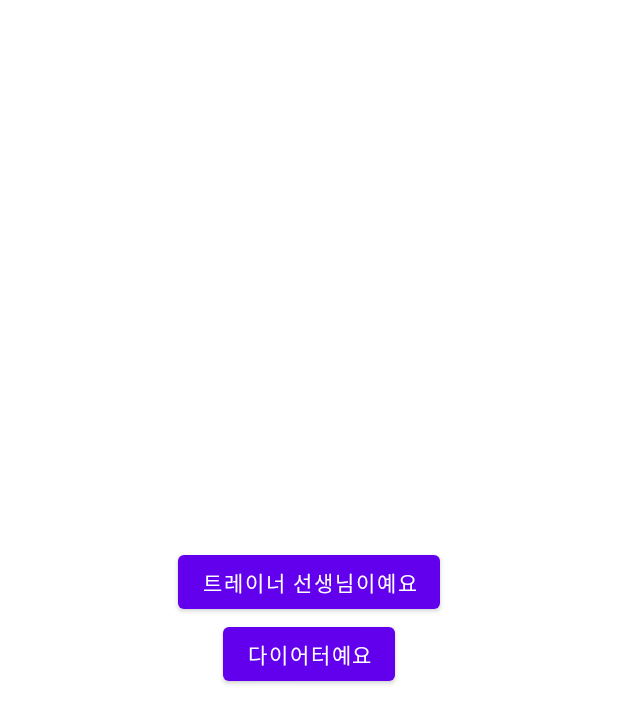
After one commit to Lyne121/WITHME, an Android app: the layout join_first_activity.xml on its own in the app's theme, with its tools: preview values and no code run, on a phone screen of 412 x 824 dp. The commit adds this screen. Shown: the top 723 px of the screen. Run offline under Robolectric (Android 15) with nearby library versions, the phone set to English and light mode, and no system bars.

Commit message:
1. xml 이름 수정 2. 로그인화면:회원가입 버튼 > 회원가입

```diff
--- a/app/build.gradle
+++ b/app/build.gradle
@@ -1,6 +1,8 @@
 plugins {
     id 'com.android.application'
     id 'kotlin-android'
+    id 'kotlin-android-extensions'
+//    extensions은 21년 지원 종료 > 바꿔줘야함
 }
 
 android {
--- a/app/src/main/java/com/practicejw/withme/MainActivity.kt
+++ b/app/src/main/java/com/practicejw/withme/InfoTrainerActivity.kt
@@ -3,9 +3,9 @@ package com.practicejw.withme
 import androidx.appcompat.app.AppCompatActivity
 import android.os.Bundle
 
-class MainActivity : AppCompatActivity() {
+class InfoTrainerActivity : AppCompatActivity() {
     override fun onCreate(savedInstanceState: Bundle?) {
         super.onCreate(savedInstanceState)
-        setContentView(R.layout.activity_main)
+        setContentView(R.layout.activity_info_T)
     }
 }
--- a/app/src/main/java/com/practicejw/withme/MainActivity2.kt
+++ b/app/src/main/java/com/practicejw/withme/MainLodingActivity.kt
@@ -3,9 +3,11 @@ package com.practicejw.withme
 import androidx.appcompat.app.AppCompatActivity
 import android.os.Bundle
 
-class MainActivity2 : AppCompatActivity() {
+class MainLodingActivity : AppCompatActivity() {
     override fun onCreate(savedInstanceState: Bundle?) {
         super.onCreate(savedInstanceState)
-        setContentView(R.layout.activity_main2)
+        setContentView(R.layout.MainLodingActivity)
     }
+// ### n초 뒤 화면이 자동전환되도록 해줘야함
+
 }
--- a/app/src/main/java/com/practicejw/withme/MainActivity3.kt
+++ b/app/src/main/java/com/practicejw/withme/MainSearchTActivity.kt
@@ -3,9 +3,9 @@ package com.practicejw.withme
 import androidx.appcompat.app.AppCompatActivity
 import android.os.Bundle
 
-class MainActivity3 : AppCompatActivity() {
+class MainSearchTActivity : AppCompatActivity() {
     override fun onCreate(savedInstanceState: Bundle?) {
         super.onCreate(savedInstanceState)
-        setContentView(R.layout.activity_main3)
+        setContentView(R.layout.activity_main_searchT)
     }
 }
--- a/app/src/main/res/layout/activity_main3.xml
+++ b/app/src/main/res/layout/info_trainer_activity.xml
@@ -5,7 +5,7 @@
     android:layout_width="match_parent"
     android:layout_height="match_parent"
     android:orientation="vertical"
-    tools:context=".MainActivity3">
+    tools:context=".InfoTrainerActivity">
 
 <!--뒤로 가기, 도움말-->
     <LinearLayout
--- /dev/null
+++ b/app/src/main/res/layout/join_first_activity.xml
@@ -0,0 +1,31 @@
+<?xml version="1.0" encoding="utf-8"?>
+<LinearLayout xmlns:android="http://schemas.android.com/apk/res/android"
+    xmlns:app="http://schemas.android.com/apk/res-auto"
+    xmlns:tools="http://schemas.android.com/tools"
+    android:layout_width="match_parent"
+    android:layout_height="match_parent"
+    tools:context=".JoinFirstActivity"
+    android:orientation="vertical"
+    android:gravity="center">
+
+
+<!--    상단바 : 회원가입 하기-->
+
+<!--    트레이너예요-->
+
+    <Button
+        android:layout_width="wrap_content"
+        android:layout_height="wrap_content"
+        android:text="트레이너 선생님이예요" />
+
+
+<!--    다이어터예요-->
+
+    <Button
+        android:layout_width="wrap_content"
+        android:layout_height="wrap_content"
+        android:text="다이어터예요" />
+
+
+
+</LinearLayout>
--- a/app/src/main/res/layout/activity_main.xml
+++ b/app/src/main/res/layout/main_loding_activity.xml
@@ -5,7 +5,7 @@
     android:layout_width="match_parent"
     android:layout_height="match_parent"
     android:orientation="vertical"
-    tools:context=".MainActivity"
+    tools:context=".MainLodingActivity"
     android:background="#4374D9"
     android:gravity="center_horizontal"
     >
--- a/app/src/main/res/layout/activity_main2.xml
+++ b/app/src/main/res/layout/main_search_t_activity.xml
@@ -5,7 +5,7 @@
     android:layout_width="match_parent"
     android:layout_height="match_parent"
     android:orientation="vertical"
-    tools:context=".MainActivity2">
+    tools:context=".MainSearchTActivity">
 
 <!--    상단바 (WITHME 로고, 새로고침)-->
 
--- a/build.gradle
+++ b/build.gradle
@@ -6,7 +6,7 @@ buildscript {
     }
     dependencies {
         classpath "com.android.tools.build:gradle:7.0.3"
-        classpath "org.jetbrains.kotlin:kotlin-gradle-plugin:1.5.31"
+        classpath 'org.jetbrains.kotlin:kotlin-gradle-plugin:1.6.0'
 
         // NOTE: Do not place your application dependencies here; they belong
         // in the individual module build.gradle files
```
Also changed, not shown: app/src/main/AndroidManifest.xml (+12 -6 lines), app/src/main/java/com/practicejw/withme/JoinFirstActivity.kt (added, +13 -0 lines), app/src/main/java/com/practicejw/withme/MainLogInActivity.kt (added, +21 -0 lines), app/src/main/res/layout/MainLogInActivity.xml (added, +17 -0 lines).
